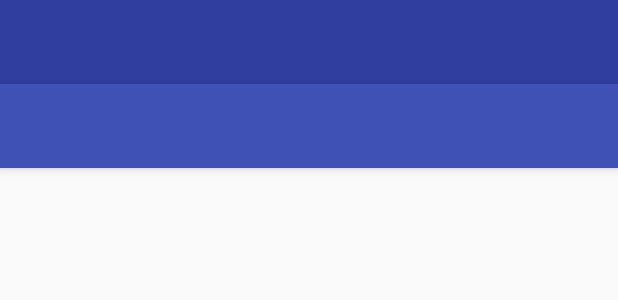
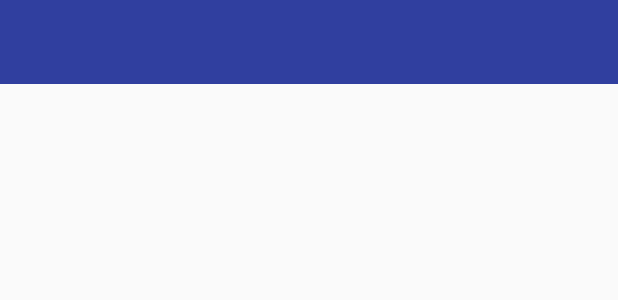
Before and after one commit to falasenoglory/HIME, an Android app: the layout activity_home.xml on its own in the app's theme, with its tools: preview values and no code run, on a phone screen of 412 x 824 dp. Shown: the top 300 px of the screen. Run offline under Robolectric (Android 15) with nearby library versions, the phone set to English and light mode, and no system bars.

Commit message:
Justine - updated the layouts and activities that are affected by fragment

```diff
--- a/app/src/main/java/com/jimbofer/hime/HomeActivity.java
+++ b/app/src/main/java/com/jimbofer/hime/HomeActivity.java
@@ -99,7 +99,7 @@ public class HomeActivity extends AppCompatActivity
         if (fragment != null) {
             FragmentManager fragmentManager = getFragmentManager();
             fragmentManager.beginTransaction()
-                    .replace(R.id.content_frame, fragment).commit();
+                    .replace(R.id.fragmentContainer, fragment).commit();
         }
 
         DrawerLayout drawer = (DrawerLayout) findViewById(R.id.drawer_layout);
--- a/app/src/main/res/layout/activity_home.xml
+++ b/app/src/main/res/layout/activity_home.xml
@@ -8,16 +8,8 @@
     android:fitsSystemWindows="true"
     tools:openDrawer="start">
 
-
-    <FrameLayout
-        android:id="@+id/content_frame"
-        android:layout_width="match_parent"
-        android:layout_height="match_parent" />
-
     <include
-        layout="@layout/app_bar_home"
-        android:layout_width="match_parent"
-        android:layout_height="match_parent" />
+        layout="@layout/content_home"/>
 
     <android.support.design.widget.NavigationView
         android:id="@+id/nav_view"
--- a/app/src/main/res/layout/content_home.xml
+++ b/app/src/main/res/layout/content_home.xml
@@ -1,7 +1,8 @@
 <?xml version="1.0" encoding="utf-8"?>
-<RelativeLayout xmlns:android="http://schemas.android.com/apk/res/android"
+<FrameLayout xmlns:android="http://schemas.android.com/apk/res/android"
     xmlns:app="http://schemas.android.com/apk/res-auto"
     xmlns:tools="http://schemas.android.com/tools"
+    android:id="@+id/fragmentContainer"
     android:layout_width="match_parent"
     android:layout_height="match_parent"
     android:paddingBottom="@dimen/activity_vertical_margin"
@@ -12,4 +13,4 @@
     tools:context="com.jimbofer.hime.HomeActivity"
     tools:showIn="@layout/app_bar_home">
 
-</RelativeLayout>
+</FrameLayout>
```
Also changed, not shown: app/src/main/res/layout/profile_layout.xml (+8 -0 lines).
